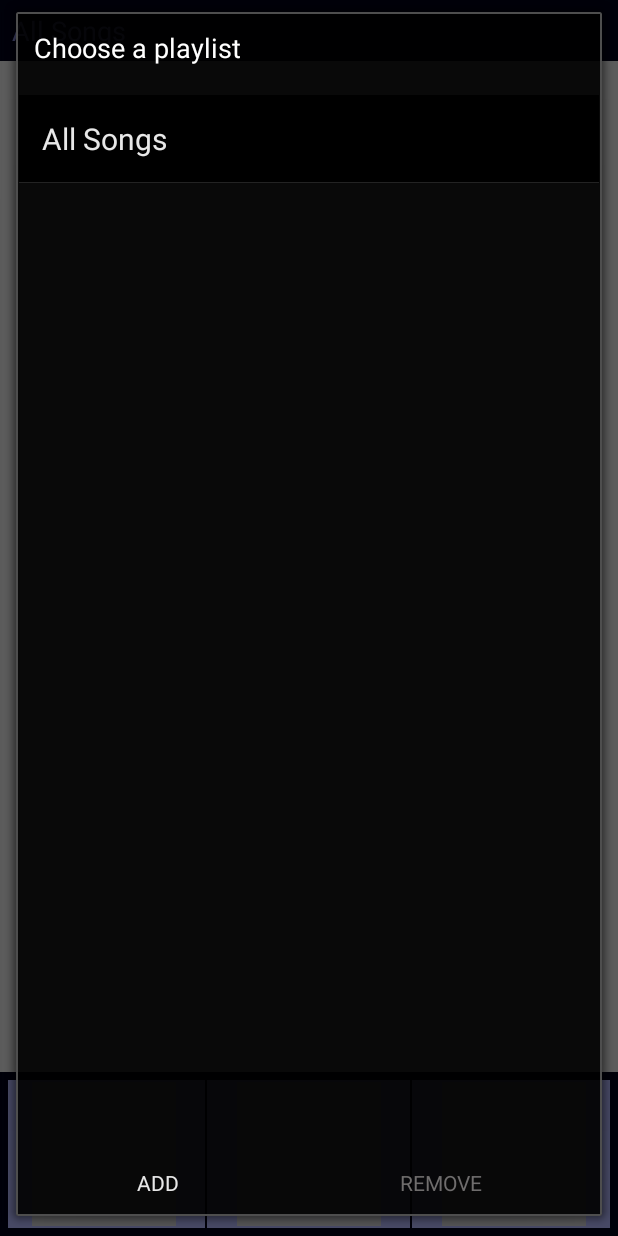
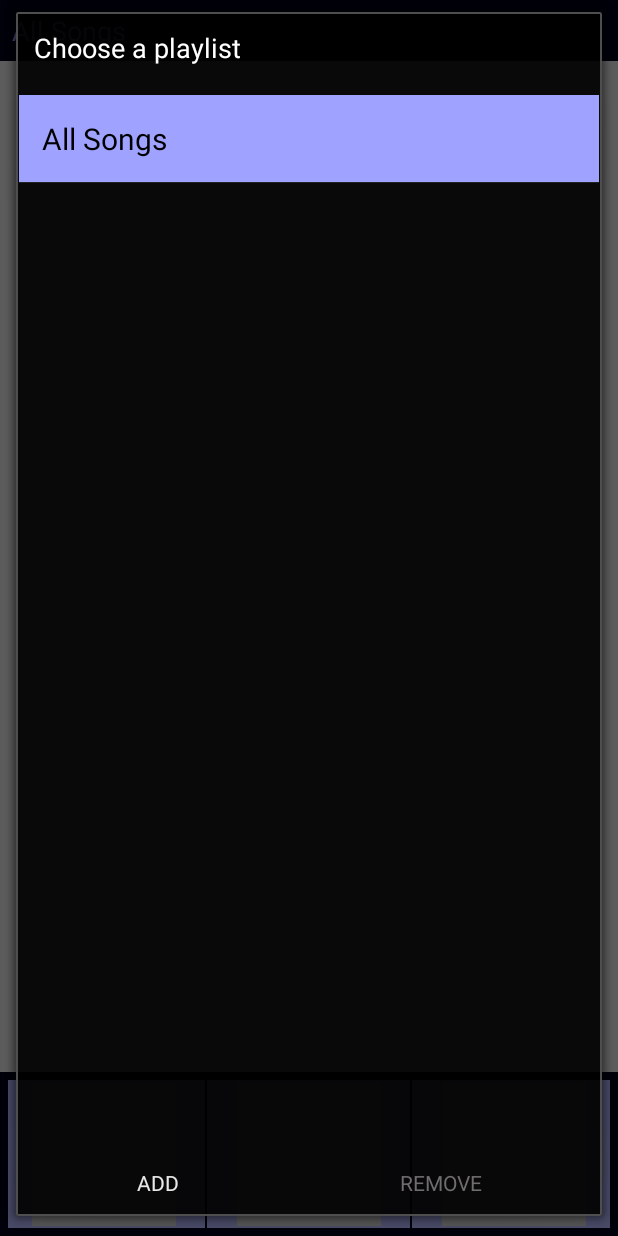
Before and after one commit to szocs08/Mp3Player, an Android app: the screen it shows after launch (MainPlayerActivity), after a tap on "Playlist Add Button", on a phone screen of 412 x 824 dp. Run offline under Robolectric (Android 15) with nearby library versions, the phone set to English and light mode, and no system bars; 5 statements that could not run were skipped.

Commit message:
Song multiselection started

```diff
--- a/app/src/main/java/com/example/gbor/mp3player/MainPlayerActivity.java
+++ b/app/src/main/java/com/example/gbor/mp3player/MainPlayerActivity.java
@@ -52,7 +52,7 @@ public class MainPlayerActivity extends FragmentActivity implements
     private final OptionsFragment mOptionsFragment = new OptionsFragment();
 
     private SharedPreferences mSettings;
-    private SharedPreferences mPlaylist;
+    private SharedPreferences mPlaylistFile;
 
     private int mSongIndex;
     private boolean mIsShuffle = false;
@@ -68,7 +68,7 @@ public class MainPlayerActivity extends FragmentActivity implements
     protected void onCreate(Bundle savedInstanceState) {
         super.onCreate(savedInstanceState);
         mSettings = getSharedPreferences(SETTINGS_FILE, Context.MODE_PRIVATE);
-        mPlaylist = getSharedPreferences(PLAYLIST_FILE, Context.MODE_PRIVATE);
+        mPlaylistFile = getSharedPreferences(PLAYLIST_FILE, Context.MODE_PRIVATE);
         setContentView(R.layout.activity_main_player);
         mSongIndex = 0;
         mPath = mSettings.getString("path",Environment.getExternalStorageDirectory().toString());
@@ -223,6 +223,11 @@ public class MainPlayerActivity extends FragmentActivity implements
         }
     }
 
+    @Override
+    public void longClick(int positon) {
+        Toast.makeText(this,String.valueOf(positon),Toast.LENGTH_LONG).show();
+    }
+
     private void initialize(){
         mMediaPlayer = new MediaPlayer();
         mMediaPlayer.setOnCompletionListener(this);
@@ -246,8 +251,8 @@ public class MainPlayerActivity extends FragmentActivity implements
         StringBuilder buffer = new StringBuilder();
         buffer.append(MediaStore.Audio.Playlists._ID).append(" IN (");
         for (String name: names) {
-            buffer.append(mPlaylist.getInt(name,-1)).append(", ");
-            if (mPlaylistID == mPlaylist.getInt(name,-1)) {
+            buffer.append(mPlaylistFile.getInt(name,-1)).append(", ");
+            if (mPlaylistID == mPlaylistFile.getInt(name,-1)) {
                 getSupportLoaderManager().restartLoader(ALL_SONGS, null, this);
                 mPlaylistFragment.changeName(getString(R.string.all_songs));
             }
@@ -334,7 +339,7 @@ public class MainPlayerActivity extends FragmentActivity implements
 
     @Override
     public void playlistRemoveButton(List<String> names) {
-        SharedPreferences.Editor editor = mPlaylist.edit();
+        SharedPreferences.Editor editor = mPlaylistFile.edit();
         for (String name: names) {
             editor.remove(name);
         }
@@ -345,7 +350,7 @@ public class MainPlayerActivity extends FragmentActivity implements
 
     @Override
     public void playlistAddButton(String name) {
-        SharedPreferences.Editor editor = mPlaylist.edit();
+        SharedPreferences.Editor editor = mPlaylistFile.edit();
         ContentValues contentValues = new ContentValues();
         int playlistId = -1;
         contentValues.put(MediaStore.Audio.Playlists.NAME, name);
@@ -370,7 +375,7 @@ public class MainPlayerActivity extends FragmentActivity implements
     @Override
     public void playlistSelection(String name) {
         mPlaylistFragment.changeName(name);
-        mPlaylistID = mPlaylist.getInt(name,ALL_SONGS);
+        mPlaylistID = mPlaylistFile.getInt(name,ALL_SONGS);
         if (mUsedIDs.contains(mPlaylistID))
             getSupportLoaderManager().restartLoader(mPlaylistID,null,this);
         else {
--- a/app/src/main/java/com/example/gbor/mp3player/PlaylistDialogFragment.java
+++ b/app/src/main/java/com/example/gbor/mp3player/PlaylistDialogFragment.java
@@ -39,9 +39,8 @@ public class PlaylistDialogFragment extends DialogFragment {
     ListView mListView;
     Button mRemoveButton;
     Button mAddButton;
-    List<Integer> mPositions = new ArrayList<>();
     boolean mIsSelecting = false;
-    TreeMap<String,Boolean> mMap = new TreeMap<>(new PlaylistComparator());
+    TreeMap<String,Boolean> mItemSelectionMap = new TreeMap<>(new PlaylistComparator());
     PlaylistAdapter mAdapter;
     PlaylistFragment.DialogTypes mType;
 
@@ -51,6 +50,7 @@ public class PlaylistDialogFragment extends DialogFragment {
         super.onCreate(savedInstanceState);
         mPlaylistIDs = getActivity().getSharedPreferences(PLAYLIST_FILE, Context.MODE_PRIVATE);
         mType = (PlaylistFragment.DialogTypes) getArguments().getSerializable("type");
+
         if (getActivity() instanceof OnPlaylistDialogFragmentInteractionListener) {
             mListener = (OnPlaylistDialogFragmentInteractionListener) getActivity();
         } else {
@@ -100,7 +100,7 @@ public class PlaylistDialogFragment extends DialogFragment {
                 mIsSelecting = true;
                 mRemoveButton.setEnabled(true);
                 mAddButton.setEnabled(false);
-                mMap.put((String)mMap.keySet().toArray()[0],true);
+                mItemSelectionMap.put((String) mItemSelectionMap.keySet().toArray()[0],false);
                 selecting(position);
                 mAdapter.notifyDataSetChanged();
                 return true;
@@ -120,7 +120,7 @@ public class PlaylistDialogFragment extends DialogFragment {
                     public void onClick(DialogInterface dialog, int which) {
                         String name = editText.getText().toString();
                         mListener.playlistAddButton(name);
-                        mMap.put(name,false);
+                        mItemSelectionMap.put(name,false);
                         mAdapter.add(name);
                         Collections.sort(mAdapter.mItemData,new PlaylistComparator());
                         mAdapter.notifyDataSetChanged();
@@ -135,11 +135,12 @@ public class PlaylistDialogFragment extends DialogFragment {
             @Override
             public void onClick(View v) {
                 List<String> names = new ArrayList<>();
-                for (int i = 0; i < mAdapter.mItemData.size(); i++){
-                    if (mPositions.contains(i)) {
-                        names.add(mAdapter.mItemData.get(i));
-                    }
+                for (String name:mAdapter.mItemData){
+                    if (!name.equals(getString(R.string.all_songs)) &&
+                            mItemSelectionMap.get(name))
+                        names.add(name);
                 }
+
                 mAdapter.mItemData.removeAll(names);
                 mAdapter.notifyDataSetChanged();
                 mListener.playlistRemoveButton(names);
@@ -154,20 +155,20 @@ public class PlaylistDialogFragment extends DialogFragment {
         super.onActivityCreated(savedInstanceState);
 
         List<String> array = new ArrayList<>();
-        array.add(getString(R.string.all_songs));
+        if (mType == PlaylistFragment.DialogTypes.SWITCHING) {
+            array.add(getString(R.string.all_songs));
+        }
         for (Map.Entry<String, ?> entry : mPlaylistIDs.getAll().entrySet()){
             array.add(entry.getKey());
         }
         for (String string : array)
-            mMap.put(string,false);
+            mItemSelectionMap.put(string,false);
+        mItemSelectionMap.put(getString(R.string.all_songs),true);
 
-        try {
-            mAdapter = new PlaylistAdapter(getActivity(),
-                    new ArrayList<>(mMap.keySet()));
-            mListView.setAdapter(mAdapter);
-        }catch (Exception e) {
-            e.printStackTrace();
-        }
+        mAdapter = new PlaylistAdapter(getActivity(),
+                new ArrayList<>(mItemSelectionMap.keySet()));
+        mListView.setAdapter(mAdapter);
+
 
 
 
@@ -181,21 +182,19 @@ public class PlaylistDialogFragment extends DialogFragment {
     }
 
     private void selecting(int position){
-        List<String> list = new ArrayList<>(mMap.keySet());
-        if (position != 0) {
-            if(mPositions.contains(position)){
-                mMap.put(list.get(position),false);
-                mPositions.remove(Integer.valueOf(position));
+        List<String> keys = new ArrayList<>(mItemSelectionMap.keySet());
+        if (position != 0 || mType == PlaylistFragment.DialogTypes.ADDING) {
+            if(mItemSelectionMap.get(keys.get(position))){
+                mItemSelectionMap.put(keys.get(position),false);
             }else {
-                mPositions.add(position);
-                mMap.put(list.get(position),true);
+                mItemSelectionMap.put(keys.get(position),true);
             }
         }
-        if (mPositions.isEmpty()) {
+        if (!mItemSelectionMap.containsValue(true)) {
             mIsSelecting = false;
             mRemoveButton.setEnabled(false);
             mAddButton.setEnabled(true);
-            mMap.put((String)mMap.keySet().toArray()[0],false);
+            mItemSelectionMap.put(keys.get(0),true);
         }
 
     }
@@ -231,15 +230,15 @@ public class PlaylistDialogFragment extends DialogFragment {
                 holder = (ViewHolder) convertView.getTag();
             }
             holder.playlistName.setText(mItemData.get(position));
-            if (position > 0) {
-                if(mMap.get(mItemData.get(position))) {
-                    convertView.setBackgroundColor(ContextCompat.getColor(getContext(),R.color.list_select_color));
+            if (position > 0 || mType == PlaylistFragment.DialogTypes.ADDING) {
+                if(mItemSelectionMap.get(mItemData.get(position))) {
+                    convertView.setBackgroundResource(R.drawable.list_select_bg);
                     holder.playlistName.setTextColor(ContextCompat.getColor(getContext(),R.color.list_color_playlist));
                 }else {
-                    convertView.setBackgroundColor(ContextCompat.getColor(getContext(),R.color.list_color_playlist));
+                    convertView.setBackgroundResource(R.drawable.list_dark_bg);
                     holder.playlistName.setTextColor(ContextCompat.getColor(getContext(),R.color.list_color));
                 }
-            }else if (mMap.get(mItemData.get(position))) {
+            }else if (!mItemSelectionMap.get(mItemData.get(position))) {
                 convertView.setEnabled(false);
                 holder.playlistName.setEnabled(false);
             }else {
--- a/app/src/main/java/com/example/gbor/mp3player/PlaylistFragment.java
+++ b/app/src/main/java/com/example/gbor/mp3player/PlaylistFragment.java
@@ -6,14 +6,20 @@ import android.content.Context;
 import android.database.Cursor;
 import android.os.Bundle;
 import android.provider.MediaStore;
+import android.support.annotation.Nullable;
 import android.support.v4.app.ListFragment;
 import android.view.LayoutInflater;
 import android.view.View;
 import android.view.ViewGroup;
+import android.widget.AdapterView;
 import android.widget.CursorAdapter;
 import android.widget.ImageButton;
 import android.widget.ListView;
 import android.widget.TextView;
+
+import java.util.ArrayList;
+import java.util.List;
+import java.util.TreeMap;
 
 
 public class PlaylistFragment extends ListFragment{
@@ -23,7 +29,8 @@ public class PlaylistFragment extends ListFragment{
     private SongAdapter mSongAdapter;
     private Activity mActivity;
     private TextView mPlaylistName;
-
+    private TreeMap<String,Boolean> mItemSelectionMap = new TreeMap<>();
+    private List<Integer> mPositions = new ArrayList<>();
     public enum DialogTypes {
         SWITCHING,
         ADDING
@@ -33,6 +40,7 @@ public class PlaylistFragment extends ListFragment{
 
     public interface OnPlaylistFragmentInteractionListener {
         void startSelectedSong(int position);
+        void longClick(int positon);
     }
 
     public void updateUI(int pos){
@@ -48,12 +56,15 @@ public class PlaylistFragment extends ListFragment{
             mSongAdapter.changeCursor(newCursor);
         }
     }
+
     @Override
-    public void onListItemClick(ListView l, View v, int position, long id) {
-        v.setSelected(true);
-        l.invalidate();
+    public void onListItemClick(ListView l, View v, int position, long id){
+//        v.setSelected(true);
+//        l.invalidate();
         mInteractionListener.startSelectedSong(position);
     }
+
+
 
     @Override
     public void onCreate(Bundle savedInstanceState) {
@@ -84,7 +95,24 @@ public class PlaylistFragment extends ListFragment{
                 showDialog(DialogTypes.ADDING);
             }
         });
+
         return view;
+    }
+
+    @Override
+    public void onActivityCreated(@Nullable Bundle savedInstanceState) {
+        super.onActivityCreated(savedInstanceState);
+        getListView().setOnItemLongClickListener(
+                new AdapterView.OnItemLongClickListener() {
+                    @Override
+                    public boolean onItemLongClick(AdapterView<?> parent, View view, int position, long id) {
+                        mPositions.add(position);
+                        mSongAdapter.notifyDataSetChanged();
+                        return true;
+                    }
+                }
+        );
+
     }
 
     @Override
@@ -110,6 +138,7 @@ public class PlaylistFragment extends ListFragment{
         Bundle arg = new Bundle();
         arg.putSerializable("type",type);
         PlaylistDialogFragment dialog = new PlaylistDialogFragment();
+        dialog.setArguments(arg);
         dialog.show(manager,"PlaylistSelectionDialog");
 
     }
@@ -137,15 +166,17 @@ public class PlaylistFragment extends ListFragment{
         public void bindView(View view, Context context, Cursor cursor) {
             TextView songArtist = view.findViewById(R.id.songArtist);
             TextView songTitle = view.findViewById(R.id.songTitle);
+            songArtist.setSelected(false);
+            songTitle.setSelected(false);
             if (cursor.getPosition()== mCurrent) {
                 view.setBackgroundResource(R.drawable.list_select_bg);
                 songArtist.setSelected(true);
                 songTitle.setSelected(true);
-            }else {
+            }else if(mPositions.contains(cursor.getPosition()))
+                view.setBackgroundResource(R.drawable.list_edit_bg);
+            else
                 view.setBackgroundResource(R.drawable.list_bg);
-                songArtist.setSelected(false);
-                songTitle.setSelected(false);
-            }
+
             songArtist.setText(cursor.getString(cursor.getColumnIndex(MediaStore.Audio.Media.ARTIST)));
             songTitle.setText(cursor.getString(cursor.getColumnIndex(MediaStore.Audio.Media.TITLE)));
         }
--- /dev/null
+++ b/app/src/main/res/drawable-hdpi/list_dark_bg.xml
@@ -0,0 +1,9 @@
+<?xml version="1.0" encoding="utf-8"?>
+<shape android:shape="rectangle"
+    xmlns:android="http://schemas.android.com/apk/res/android" >
+    <gradient
+        android:startColor="@color/list_color_playlist"
+        android:centerColor="@color/list_color_playlist"
+        android:endColor="@color/list_color_playlist"
+        android:angle="270"/>
+</shape>
--- /dev/null
+++ b/app/src/main/res/drawable-hdpi/list_edit_bg.xml
@@ -0,0 +1,9 @@
+<?xml version="1.0" encoding="utf-8"?>
+<shape android:shape="rectangle"
+    xmlns:android="http://schemas.android.com/apk/res/android" >
+    <gradient
+        android:angle="270"
+        android:centerColor="@color/list_edit_select_color"
+        android:endColor="@color/list_edit_select_color"
+        android:startColor="@color/list_edit_select_color" />
+</shape>
--- /dev/null
+++ b/app/src/main/res/drawable/list_dark_bg.xml
@@ -0,0 +1,9 @@
+<?xml version="1.0" encoding="utf-8"?>
+<shape android:shape="rectangle"
+    xmlns:android="http://schemas.android.com/apk/res/android" >
+    <gradient
+        android:startColor="@color/list_color_playlist"
+        android:centerColor="@color/list_color_playlist"
+        android:endColor="@color/list_color_playlist"
+        android:angle="270"/>
+</shape>
--- /dev/null
+++ b/app/src/main/res/drawable/list_edit_bg.xml
@@ -0,0 +1,9 @@
+<?xml version="1.0" encoding="utf-8"?>
+<shape android:shape="rectangle"
+    xmlns:android="http://schemas.android.com/apk/res/android" >
+    <gradient
+        android:angle="270"
+        android:centerColor="@color/list_edit_select_color"
+        android:endColor="@color/list_edit_select_color"
+        android:startColor="@color/list_edit_select_color" />
+</shape>
--- a/app/src/main/res/layout/fragment_playlist_dialog.xml
+++ b/app/src/main/res/layout/fragment_playlist_dialog.xml
@@ -10,8 +10,7 @@
         android:id="@+id/playlist_list"
         android:layout_width="match_parent"
         android:layout_height="match_parent"
-        android:layout_above="@+id/playlist_selection_controls"
-        android:listSelector="@drawable/list_selector_playlist">
+        android:layout_above="@+id/playlist_selection_controls">
 
     </ListView>
 
--- a/app/src/main/res/values/colors.xml
+++ b/app/src/main/res/values/colors.xml
@@ -13,4 +13,5 @@
     <color name="list_color_playlist">#000000</color>
     <color name="list_playlist_text">#ffffff</color>
     <color name="list_playlist_select_text">#6f6d6d</color>
+    <color name="list_edit_select_color">#fbe50e</color>
 </resources>
```
